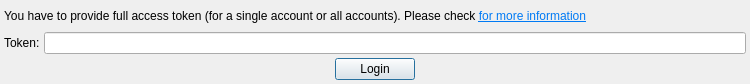
Gris87/TInvestor, file app/src/dialogs/authdialog/authdialog.ui: the form before one commit.
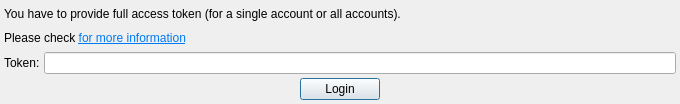
The form after the commit.

```diff
--- a/app/src/dialogs/authdialog/authdialog.ui
+++ b/app/src/dialogs/authdialog/authdialog.ui
@@ -6,20 +6,20 @@
    <rect>
     <x>0</x>
     <y>0</y>
-    <width>750</width>
-    <height>84</height>
+    <width>680</width>
+    <height>104</height>
    </rect>
   </property>
   <property name="minimumSize">
    <size>
-    <width>750</width>
-    <height>84</height>
+    <width>680</width>
+    <height>104</height>
    </size>
   </property>
   <property name="maximumSize">
    <size>
-    <width>750</width>
-    <height>84</height>
+    <width>680</width>
+    <height>104</height>
    </size>
   </property>
   <property name="windowTitle">
@@ -44,7 +44,17 @@
    <item>
     <widget class="QLabel" name="label">
      <property name="text">
-      <string>&lt;html&gt;&lt;head/&gt;&lt;body&gt;&lt;p&gt;You have to provide full access token (for a single account or all accounts). Please check &lt;a href=&quot;https://russianinvestments.github.io/investAPI/token/&quot;&gt;&lt;span style=&quot; text-decoration: underline; color:#007af4;&quot;&gt;for more information&lt;/span&gt;&lt;/a&gt;&lt;/p&gt;&lt;/body&gt;&lt;/html&gt;</string>
+      <string>You have to provide full access token (for a single account or all accounts).</string>
+     </property>
+     <property name="openExternalLinks">
+      <bool>true</bool>
+     </property>
+    </widget>
+   </item>
+   <item>
+    <widget class="QLabel" name="label_3">
+     <property name="text">
+      <string>&lt;html&gt;&lt;head/&gt;&lt;body&gt;&lt;p&gt;Please check &lt;a href=&quot;https://russianinvestments.github.io/investAPI/token/&quot;&gt;&lt;span style=&quot; text-decoration: underline; color:#007af4;&quot;&gt;for more information&lt;/span&gt;&lt;/a&gt;&lt;/p&gt;&lt;/body&gt;&lt;/html&gt;</string>
      </property>
      <property name="openExternalLinks">
       <bool>true</bool>
```
